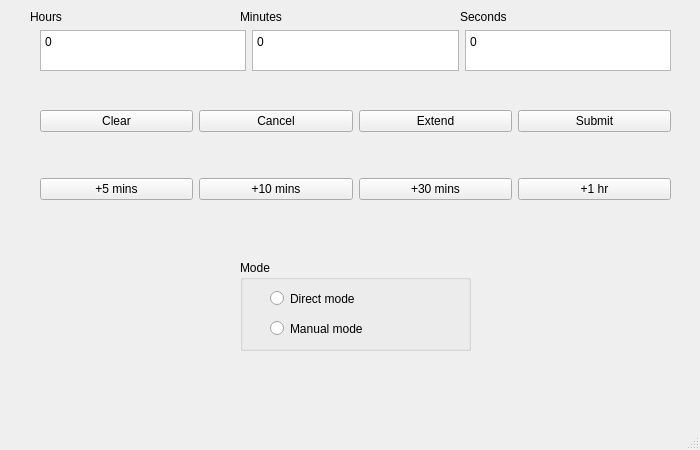
The window that main.ui (rakshith111/Shutdownify) describes before a commit, drawn with Qt 5.
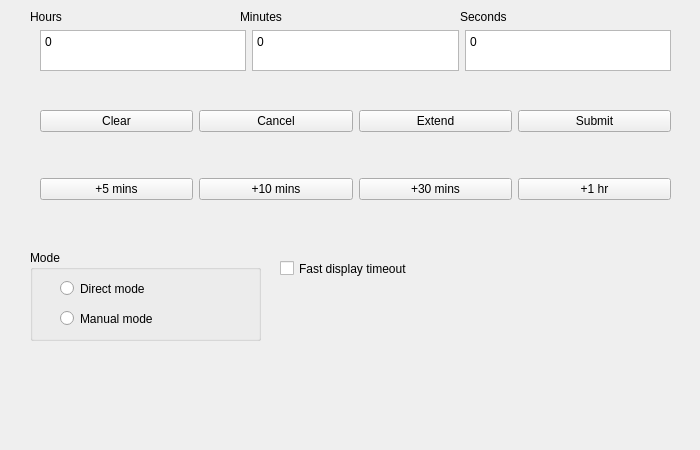
The same window after the commit.

```diff
--- a/main.ui
+++ b/main.ui
@@ -110,8 +110,8 @@
    <widget class="QGroupBox" name="mode">
     <property name="geometry">
      <rect>
-      <x>240</x>
-      <y>260</y>
+      <x>30</x>
+      <y>250</y>
       <width>231</width>
       <height>91</height>
      </rect>
@@ -246,8 +246,20 @@
      </item>
     </layout>
    </widget>
+   <widget class="QCheckBox" name="timeout_box">
+    <property name="geometry">
+     <rect>
+      <x>280</x>
+      <y>260</y>
+      <width>151</width>
+      <height>17</height>
+     </rect>
+    </property>
+    <property name="text">
+     <string>Fast display timeout</string>
+    </property>
+   </widget>
   </widget>
-  <widget class="QStatusBar" name="statusbar"/>
  </widget>
  <resources/>
  <connections/>
```
